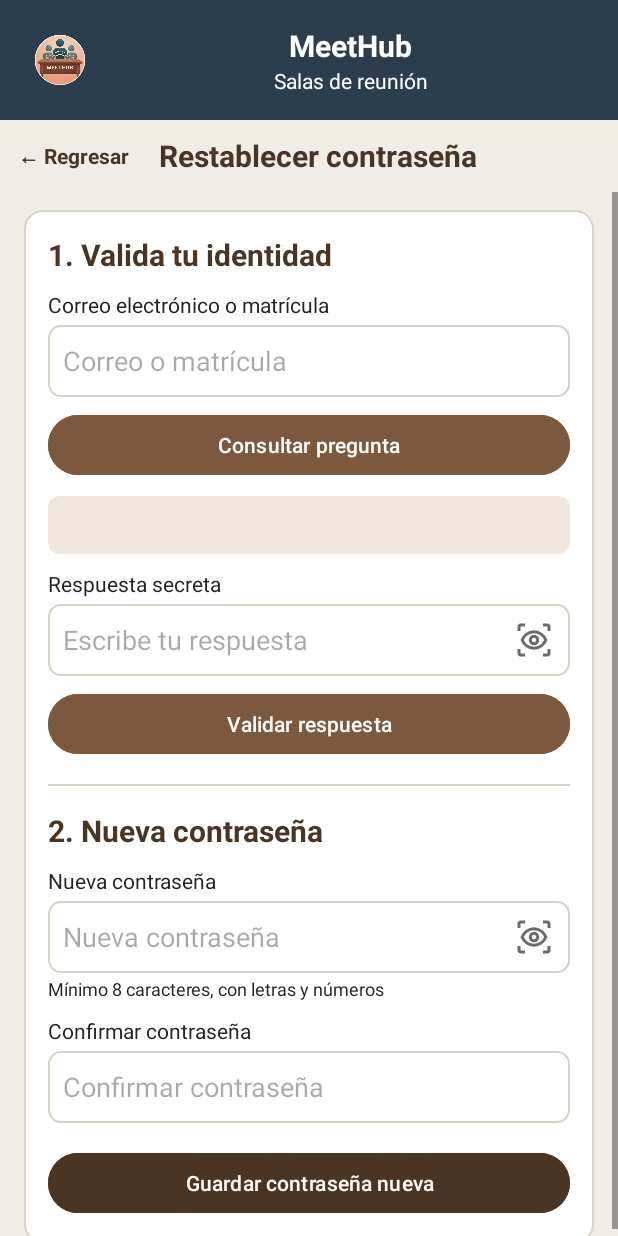
After one commit to AnderEsau/MeetHub, an Android app: the layout activity_restablecer_password.xml on its own in the app's theme, with its tools: preview values and no code run, on a phone screen of 412 x 824 dp. The commit adds this screen. Run offline under Robolectric (Android 15) with nearby library versions, the phone set to English and light mode, and no system bars.

Commit message:
Realizo el envio de los xml del buzon y de restablecer password, de igual manera subo las vistas de las mismas

```diff
--- /dev/null
+++ b/app/src/main/res/layout/activity_restablecer_password.xml
@@ -0,0 +1,271 @@
+<?xml version="1.0" encoding="utf-8"?>
+<LinearLayout
+    xmlns:android="http://schemas.android.com/apk/res/android"
+    xmlns:app="http://schemas.android.com/apk/res-auto"
+    xmlns:tools="http://schemas.android.com/tools"
+    android:id="@+id/main"
+    android:layout_width="match_parent"
+    android:layout_height="match_parent"
+    android:orientation="vertical"
+    android:background="@color/fondo">
+
+    <include
+        android:layout_width="match_parent"
+        android:layout_height="wrap_content"
+        layout="@layout/encabezado_logo" />
+
+    <LinearLayout
+        android:layout_width="match_parent"
+        android:layout_height="wrap_content"
+        android:orientation="horizontal"
+        android:gravity="center_vertical">
+
+        <TextView
+            android:id="@+id/btnRegresar"
+            android:layout_width="wrap_content"
+            android:layout_height="wrap_content"
+            android:text="@string/btn_regresar"
+            android:textSize="14sp"
+            android:textStyle="bold"
+            android:textColor="@color/cafe"
+            android:clickable="true"
+            android:focusable="true"
+            android:padding="12dp"
+            android:gravity="center_vertical"
+            android:minHeight="48dp" />
+
+        <TextView
+            android:layout_width="wrap_content"
+            android:layout_height="wrap_content"
+            android:text="@string/password_encabezado"
+            android:textSize="20sp"
+            android:textStyle="bold"
+            android:textColor="@color/cafe"
+            android:layout_marginLeft="8dp" />
+    </LinearLayout>
+
+    <ScrollView
+        android:layout_width="match_parent"
+        android:layout_height="0dp"
+        android:layout_weight="1">
+
+        <LinearLayout
+            android:layout_width="match_parent"
+            android:layout_height="wrap_content"
+            android:orientation="vertical">
+
+            <LinearLayout
+                android:layout_width="match_parent"
+                android:layout_height="wrap_content"
+                android:orientation="vertical"
+                android:background="@drawable/fondo_tarjeta"
+                android:padding="16dp"
+                android:layout_marginLeft="16dp"
+                android:layout_marginRight="16dp"
+                android:layout_marginTop="12dp">
+
+                <TextView
+                    android:layout_width="match_parent"
+                    android:layout_height="wrap_content"
+                    android:text="@string/password_paso1"
+                    android:textSize="20sp"
+                    android:textStyle="bold"
+                    android:textColor="@color/cafe" />
+
+                <TextView
+                    android:layout_width="match_parent"
+                    android:layout_height="wrap_content"
+                    android:text="@string/password_label_identificador"
+                    android:textSize="14sp"
+                    android:layout_marginTop="10dp"
+                    android:textColor="@color/texto" />
+
+                <EditText
+                    android:id="@+id/txtIdentificador"
+                    android:layout_width="match_parent"
+                    android:layout_height="48dp"
+                    android:hint="@string/password_hint_identificador"
+                    android:inputType="textEmailAddress"
+                    android:background="@drawable/fondo_campo"
+                    android:padding="10dp"
+                    android:layout_marginTop="4dp" />
+
+                <Button
+                    android:id="@+id/btnConsultar"
+                    android:layout_width="match_parent"
+                    android:layout_height="wrap_content"
+                    android:text="@string/password_btn_consultar"
+                    android:backgroundTint="@color/cafe_claro"
+                    android:textColor="@color/blanco"
+                    android:layout_marginTop="8dp"
+                    android:textSize="14sp" />
+
+                <LinearLayout
+                    android:id="@+id/layoutPregunta"
+                    android:layout_width="match_parent"
+                    android:layout_height="wrap_content"
+                    android:orientation="vertical"
+                    android:visibility="gone"
+                    tools:visibility="visible">
+
+                    <TextView
+                        android:id="@+id/txtPregunta"
+                        android:layout_width="match_parent"
+                        android:layout_height="wrap_content"
+                        android:background="@drawable/fondo_aviso"
+                        android:padding="10dp"
+                        android:layout_marginTop="10dp"
+                        android:textSize="13sp"
+                        android:textColor="@color/texto" />
+
+                    <TextView
+                        android:layout_width="match_parent"
+                        android:layout_height="wrap_content"
+                        android:text="@string/password_label_respuesta"
+                        android:textSize="14sp"
+                        android:layout_marginTop="10dp"
+                        android:textColor="@color/texto" />
+
+                    <FrameLayout
+                        android:layout_width="match_parent"
+                        android:layout_height="wrap_content"
+                        android:layout_marginTop="4dp">
+
+                        <EditText
+                            android:id="@+id/txtRespuesta"
+                            android:layout_width="match_parent"
+                            android:layout_height="48dp"
+                            android:hint="@string/password_hint_respuesta"
+                            android:inputType="textPassword"
+                            android:background="@drawable/fondo_campo"
+                            android:paddingLeft="10dp"
+                            android:paddingTop="10dp"
+                            android:paddingBottom="10dp"
+                            android:paddingRight="48dp" />
+
+                        <ImageView
+                            android:id="@+id/imgVerRespuesta"
+                            android:layout_width="48dp"
+                            android:layout_height="48dp"
+                            android:src="@drawable/ic_ojo"
+                            android:contentDescription="@string/ojo_descripcion"
+                            app:tint="@color/gris"
+                            android:layout_gravity="end|center_vertical"
+                            android:padding="12dp"
+                            android:clickable="true"
+                            android:focusable="true" />
+                    </FrameLayout>
+
+                    <Button
+                        android:id="@+id/btnValidar"
+                        android:layout_width="match_parent"
+                        android:layout_height="wrap_content"
+                        android:text="@string/password_btn_validar"
+                        android:backgroundTint="@color/cafe_claro"
+                        android:textColor="@color/blanco"
+                        android:layout_marginTop="8dp"
+                        android:textSize="14sp" />
+                </LinearLayout>
+
+                <LinearLayout
+                    android:id="@+id/layoutPaso2"
+                    android:layout_width="match_parent"
+                    android:layout_height="wrap_content"
+                    android:orientation="vertical"
+                    android:visibility="gone"
+                    tools:visibility="visible">
+
+                    <View
+                        android:layout_width="match_parent"
+                        android:layout_height="1dp"
+                        android:background="@color/borde"
+                        android:layout_marginTop="16dp" />
+
+                    <TextView
+                        android:layout_width="match_parent"
+                        android:layout_height="wrap_content"
+                        android:text="@string/password_paso2"
+                        android:textSize="20sp"
+                        android:textStyle="bold"
+                        android:textColor="@color/cafe"
+                        android:layout_marginTop="16dp" />
+
+                    <TextView
+                        android:layout_width="match_parent"
+                        android:layout_height="wrap_content"
+                        android:text="@string/password_label_nueva"
+                        android:textSize="14sp"
+                        android:layout_marginTop="10dp"
+                        android:textColor="@color/texto" />
+
+                    <FrameLayout
+                        android:layout_width="match_parent"
+                        android:layout_height="wrap_content"
+                        android:layout_marginTop="4dp">
+
+                        <EditText
+                            android:id="@+id/txtNueva"
+                            android:layout_width="match_parent"
+                            android:layout_height="48dp"
+                            android:hint="@string/password_hint_nueva"
+                            android:inputType="textPassword"
+                            android:background="@drawable/fondo_campo"
+                            android:paddingLeft="10dp"
+                            android:paddingTop="10dp"
+                            android:paddingBottom="10dp"
+                            android:paddingRight="48dp" />
+
+                        <ImageView
+                            android:id="@+id/imgVerNueva"
+                            android:layout_width="48dp"
+                            android:layout_height="48dp"
+                            android:src="@drawable/ic_ojo"
+                            android:contentDescription="@string/ojo_descripcion"
+                            app:tint="@color/gris"
+                            android:layout_gravity="end|center_vertical"
+                            android:padding="12dp"
+                            android:clickable="true"
+                            android:focusable="true" />
+                    </FrameLayout>
+
+                    <TextView
+                        android:layout_width="match_parent"
+                        android:layout_height="wrap_content"
+                        android:text="@string/password_ayuda"
+                        android:textSize="12sp"
+                        android:textColor="@color/texto"
+                        android:layout_marginTop="2dp" />
+
+                    <TextView
+                        android:layout_width="match_parent"
+                        android:layout_height="wrap_content"
+                        android:text="@string/password_label_confirmar"
+                        android:textSize="14sp"
+                        android:layout_marginTop="10dp"
+                        android:textColor="@color/texto" />
+
+                    <EditText
+                        android:id="@+id/txtConfirmar"
+                        android:layout_width="match_parent"
+                        android:layout_height="48dp"
+                        android:hint="@string/password_hint_confirmar"
+                        android:inputType="textPassword"
+                        android:background="@drawable/fondo_campo"
+                        android:padding="10dp"
+                        android:layout_marginTop="4dp" />
+
+                    <Button
+                        android:id="@+id/btnGuardar"
+                        android:layout_width="match_parent"
+                        android:layout_height="wrap_content"
+                        android:text="@string/password_btn_guardar"
+                        android:backgroundTint="@color/cafe"
+                        android:textColor="@color/blanco"
+                        android:layout_marginTop="16dp"
+                        android:textSize="14sp" />
+                </LinearLayout>
+
+            </LinearLayout>
+        </LinearLayout>
+    </ScrollView>
+</LinearLayout>
--- a/app/src/main/res/values/strings.xml
+++ b/app/src/main/res/values/strings.xml
@@ -109,11 +109,11 @@
     <string name="password_btn_guardar">Guardar contraseña nueva</string>
 
     <!-- Lary Buzón -->
+    <string name="buzon_item_sala">Sala utilizada: %1$s %2$s</string>
     <string name="buzon_encabezado">Buzón</string>
     <string name="buzon_titulo">Buzón de sugerencias y opiniones</string>
-    <string name="buzon_descripcion">Comparte tu opinión sobre la sala ocupada:</string>
+    <string name="buzon_descripcion">Comparte tu opinión sobre el estado, mobiliario o uso de la sala ocupada:</string>
     <string name="buzon_sin_reservas">Aún no tienes salas utilizadas para opinar.</string>
-    <string name="buzon_label_sala">Sala utilizada</string>
     <string name="buzon_hint_comentario">Escribe aquí tu sugerencia o comentario sobre la sala...</string>
     <string name="buzon_btn_enviar">Enviar sugerencia</string>
 </resources>
```
Also changed, not shown: app/src/main/java/com/equipo7/meethub/vista/BuzonActivity.kt (added, +113 -0 lines), app/src/main/java/com/equipo7/meethub/vista/RestablecerPasswordActivity.kt (added, +115 -0 lines), app/src/main/res/layout/activity_buzon.xml (added, +127 -0 lines).
